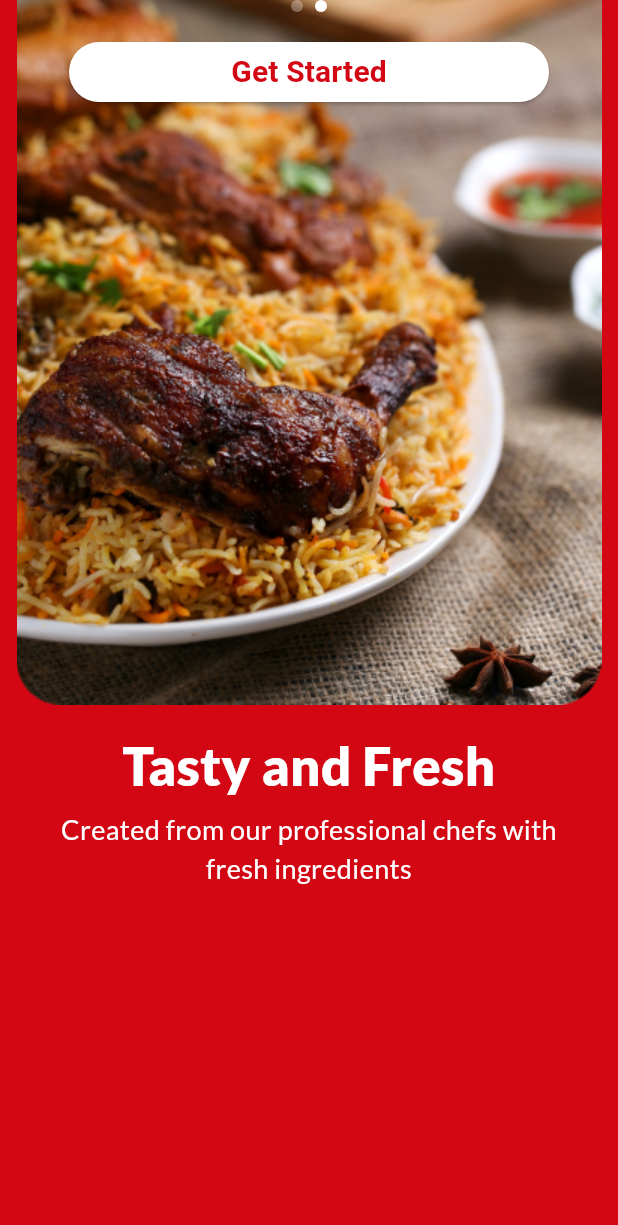
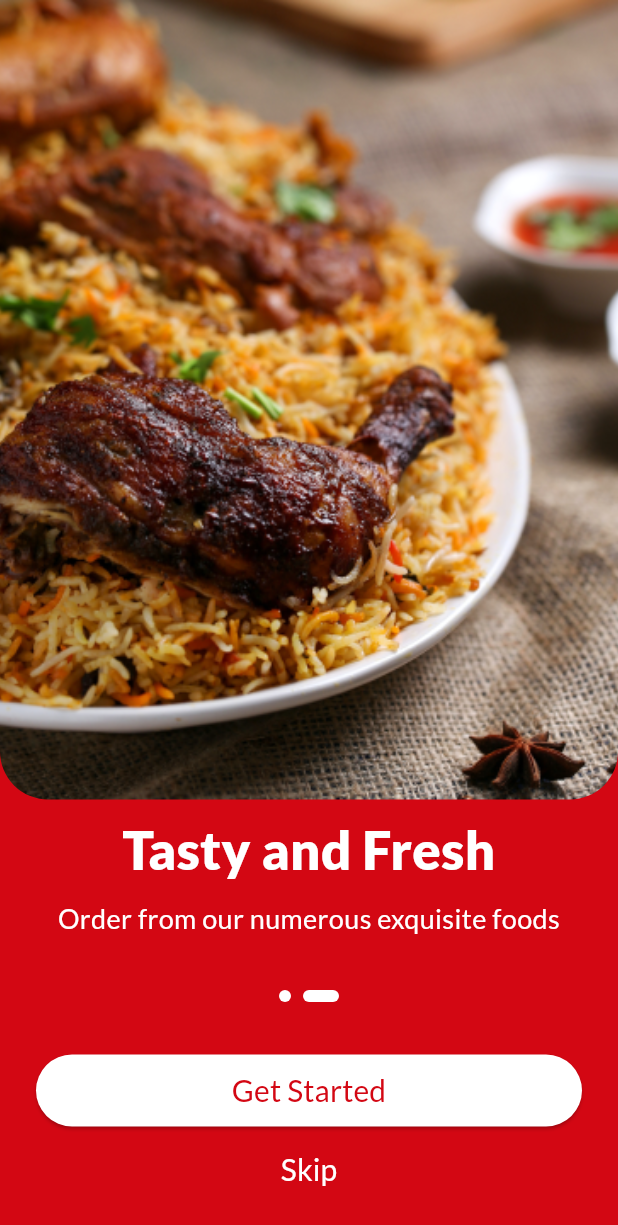
Before and after one commit to nishan979/jossy_kitchen, a Flutter app: the screen it shows after launch, swiped to page 2, on a phone screen of 412 x 824 dp. Shown: the top 1225 px of the screen. Run offline on Flutter 3.47's test engine with Material 3 defaults, Android fonts, the phone set to English and light mode, and no system bars; our stand-ins replace get.

Commit message:
Updated Onboarding design

```diff
--- a/lib/core/constants/colors.dart
+++ b/lib/core/constants/colors.dart
@@ -1,5 +1,4 @@
 import 'package:flutter/material.dart';
-import 'dart:ui';
 
 class AppColors {
   static const Color primary = Color.fromRGBO(211, 7, 19, 1);
--- a/lib/core/routes/app_pages.dart
+++ b/lib/core/routes/app_pages.dart
@@ -7,7 +7,7 @@ import 'package:jossy_kitchen/features/landing/views/landing_page.dart';
 abstract class AppPages {
   static final pages = [
     GetPage(name: Routes.landing, page: () => const LandingPage()),
-    GetPage(name: Routes.onboarding, page: () => OnboardingScreen()),
+    GetPage(name: Routes.onboarding, page: () => OnboardingPage()),
     GetPage(name: Routes.signIn, page: () => const SignInScreen()),
     GetPage(name: Routes.signUp, page: () => const SignUpScreen())
   ];
--- a/lib/features/auth/views/onboarding_controller.dart
+++ b/lib/features/auth/views/onboarding_controller.dart
@@ -2,24 +2,50 @@ import 'package:flutter/material.dart';
 import 'package:get/get.dart';
 import 'package:jossy_kitchen/core/routes/app_pages.dart';
 
+class OnboardingModel {
+  final String image, titile, subtitle;
+  OnboardingModel(
+      {required this.image, required this.titile, required this.subtitle});
+}
+
 class OnboardingController extends GetxController {
   final PageController pageController = PageController();
-  final RxInt currentPage = 0.obs;
-  final int totalPages = 2;
+  var currentPage = 0.obs;
+
+  final List<OnboardingModel> onboardingData = [
+    OnboardingModel(
+      image: "assets/on_boarding/on_boarding_food1.png",
+      titile: "Delicious Meal",
+      subtitle: "Enjoy delicious meals from our trained & professional chefs",
+    ),
+    OnboardingModel(
+      image: "assets/on_boarding/on_boarding_food2.png",
+      titile: "Tasty and Fresh",
+      subtitle: "Order from our numerous exquisite foods",
+    ),
+  ];
 
   void nextPage() {
-    if (currentPage.value < totalPages - 1) {
-      pageController.nextPage(
-        duration: 300.milliseconds,
-        curve: Curves.easeInOut,
+    if (currentPage.value < onboardingData.length - 1) {
+      pageController.animateToPage(
+        currentPage.value + 1,
+        duration: Duration(microseconds: 300),
+        curve: Curves.ease,
       );
-      currentPage.value++;
     } else {
-      Get.offAllNamed(Routes.signIn);
+      finishOnboarding();
     }
   }
 
-  void skipToEnd() {
+  void skip() {
+    finishOnboarding();
+  }
+
+  void onPageChanged(int index) {
+    currentPage.value = index;
+  }
+
+  void finishOnboarding() {
     Get.offAllNamed(Routes.signIn);
   }
 
--- a/lib/features/auth/views/onboarding_screen.dart
+++ b/lib/features/auth/views/onboarding_screen.dart
@@ -1,240 +1,50 @@
-// import 'package:flutter/material.dart';
-// import 'package:jossy_kitchen/core/constants/colors.dart';
-
-// class OnBoardingScreen extends StatelessWidget {
-//   const OnBoardingScreen({super.key});
-
-//   @override
-//   Widget build(BuildContext context) {
-//     return Scaffold(
-//       backgroundColor: AppColors.primary,
-//       body: Center(
-//           child: Column(
-//         mainAxisAlignment: MainAxisAlignment.start,
-//         children: [
-//           // Add your onboarding content here
-//           //add image on the upper side of the screen
-//           Image.asset(
-//             'assets/on_boarding/on_boarding_food1.png',
-//             height: 485,
-//             width: 391,
-//             alignment: Alignment.topCenter,
-//           ),
-//           Text(
-//             "Delicious Meal",
-//             style: TextStyle(
-//               fontSize: 35,
-//               fontFamily: 'Lato',
-//               fontWeight: FontWeight.w900,
-//               color: Colors.white,
-//             ),
-//           ),
-//           Text("Enjoy delicious meals from",
-//           style: TextStyle(
-//               fontSize: 18,
-//               fontFamily: 'Lato',
-//               fontWeight: FontWeight.w500,
-//               color: Colors.white,
-//             ),),
-//           Text("our trained & professional chefs",style: TextStyle(
-//               fontSize: 18,
-//               fontFamily: 'Lato',
-//               fontWeight: FontWeight.w500,
-//               color: Colors.white,
-//             ),),
-
-//         ],
-//       )),
-//     );
-//   }
-// }
-
 import 'package:flutter/material.dart';
+import 'package:jossy_kitchen/core/constants/colors.dart';
 import 'package:get/get.dart';
-import 'package:jossy_kitchen/core/constants/colors.dart';
 import 'package:jossy_kitchen/features/auth/views/onboarding_controller.dart';
 
-class OnboardingScreen extends GetView<OnboardingController> {
-  @override
-  Widget build(BuildContext context) {
-    Get.put(OnboardingController());
-    return Scaffold(
-      backgroundColor: AppColors.primary,
-      body: Stack(
-        children: [
-          Expanded(
-            flex: 3,
-            child: PageView(
-              controller: controller.pageController,
-              onPageChanged: (index) => controller.currentPage.value = index,
-              children: const [
-                OnboardingPage1(),
-                OnboardingPage2(),
-              ],
-            ),
-          ),
-          Expanded(
-            flex: 1,
-
-            child: Obx(
-              () => Column(
-                children: [
-                  // Page Indicators
-                  Row(
-                    mainAxisAlignment: MainAxisAlignment.center,
-                    children: List.generate(
-                      controller.totalPages,
-                      (index) => Container(
-                        margin: const EdgeInsets.symmetric(horizontal: 4),
-                        width: 8,
-                        height: 8,
-                        decoration: BoxDecoration(
-                          color: controller.currentPage.value == index
-                              ? AppColors.white
-                              : AppColors.white.withOpacity(0.3),
-                          shape: BoxShape.circle,
-                        ),
-                      ),
-                    ),
-                  ),
-
-                  //const Spacer(),
-
-                  const SizedBox(height: 20),
-
-                  // Next/Get Started Button
-                  SizedBox(
-                    height: 40,
-                    width: 320,
-                    child: ElevatedButton(
-
-                      onPressed: controller.nextPage,
-                      style: ElevatedButton.styleFrom(
-
-                        backgroundColor: AppColors.white,
-                        foregroundColor: AppColors.primary,
-                        shape: RoundedRectangleBorder(
-                          borderRadius: BorderRadius.circular(70),
-                        ),
-                      ),
-                      child: Text(
-                        controller.currentPage.value == controller.totalPages - 1
-                            ? 'Get Started'
-                            : 'Next',
-                        style: TextStyle(
-                          fontSize: 20,
-                          fontWeight: FontWeight.w600,
-                        ),
-                      ),
-                    ),
-                  ),
-                  const SizedBox(height: 4),
-                  // Skip Button
-                  if (controller.currentPage.value < controller.totalPages - 1)
-                    TextButton(
-                      onPressed: controller.skipToEnd,
-                      child: Text(
-                        'Skip',
-                        style: TextStyle(
-                          fontSize: 20,
-                          color: AppColors.white,
-                        ),
-                      ),
-                    ),
-                ],
-              ),
-            ),
-          ),
-        ],
-      ),
-      //bottomNavigationBar: _buildBottomBar(),
-    );
-  }
-
-  Widget _buildBottomBar() {
-    return Container(
-      color: Colors.amber,
-      height: 100,
-      padding: const EdgeInsets.all(20),
-      child: Obx(
-        () => Column(
-          children: [
-            // Page Indicators
-            Row(
-              mainAxisAlignment: MainAxisAlignment.center,
-              children: List.generate(
-                controller.totalPages,
-                (index) => Container(
-                  margin: const EdgeInsets.symmetric(horizontal: 4),
-                  width: 8,
-                  height: 8,
-                  decoration: BoxDecoration(
-                    color: controller.currentPage.value == index
-                        ? AppColors.primary
-                        : AppColors.white.withOpacity(0.3),
-                    shape: BoxShape.circle,
-                  ),
-                ),
-              ),
-            ),
-
-            //const Spacer(),
-
-            const SizedBox(height: 20),
-
-            // Next/Get Started Button
-            ElevatedButton(
-              onPressed: controller.nextPage,
-              style: ElevatedButton.styleFrom(
-                backgroundColor: AppColors.primary,
-                shape: RoundedRectangleBorder(
-                  borderRadius: BorderRadius.circular(12),
-                ),
-              ),
-              child: Text(
-                controller.currentPage.value == controller.totalPages - 1
-                    ? 'Get Started'
-                    : 'Next',
-                style: TextStyle(
-                  color: AppColors.white,
-                  fontWeight: FontWeight.w600,
-                ),
-              ),
-            ),
-            const SizedBox(height: 4),
-            // Skip Button
-            if (controller.currentPage.value < controller.totalPages - 1)
-              TextButton(
-                onPressed: controller.skipToEnd,
-                child: Text(
-                  'Skip',
-                  // style: TextStyle(color: AppColors.textGrey),
-                ),
-              ),
-          ],
-        ),
-      ),
-    );
-  }
-}
-
-class OnboardingPage1 extends StatelessWidget {
-  const OnboardingPage1({super.key});
+class OnboardingPage extends StatelessWidget {
+  OnboardingPage({super.key});
+  final OnboardingController controller = Get.put(OnboardingController());
 
   @override
   Widget build(BuildContext context) {
+    return Scaffold(
+      backgroundColor: AppColors.primary,
+      body: Column(
+        children: [
+          Expanded(
+            flex: 2,
+            child: PageView.builder(
+              controller: controller.pageController,
+              onPageChanged: controller.onPageChanged,
+              itemCount: controller.onboardingData.length,
+              itemBuilder: (context, index) {
+                final item = controller.onboardingData[index];
                 return Column(
-      mainAxisAlignment: MainAxisAlignment.start,
                   children: [
-        Image.asset(
-          'assets/on_boarding/on_boarding_food1.png',
+                    Expanded(
+                        child: ClipRRect(
+                      borderRadius: BorderRadius.only(
+                        bottomLeft: Radius.circular(32),
+                        bottomRight: Radius.circular(32),
+                      ),
+                      child: Image.asset(
+                        item.image,
+                        fit: BoxFit.cover,
                         width: double.infinity,
                       ),
-        const SizedBox(height: 15),
-        Padding(
-          padding: const EdgeInsets.symmetric(horizontal: 24),
-          child: Text(
-            'Delicious Meal',
+                    )),
+                    SizedBox(height: 8),
+                    // Title and Subtitle
+                    Container(
+                      width: double.infinity,
+                      padding: const EdgeInsets.symmetric(horizontal: 35),
+                      child: Column(
+                        crossAxisAlignment: CrossAxisAlignment.center,
+                        children: [
+                          Text(
+                            item.titile,
                             textAlign: TextAlign.center,
                             style: TextStyle(
                               fontSize: 35,
@@ -243,12 +53,9 @@ class OnboardingPage1 extends StatelessWidget {
                               color: AppColors.white,
                             ),
                           ),
-        ),
-        const SizedBox(height: 5),
-        Padding(
-          padding: const EdgeInsets.symmetric(horizontal: 30),
-          child: Text(
-            'Every delicious meals from our trained & professional client',
+                          SizedBox(height: 8),
+                          Text(
+                            item.subtitle,
                             textAlign: TextAlign.center,
                             style: TextStyle(
                               fontSize: 18,
@@ -257,52 +64,95 @@ class OnboardingPage1 extends StatelessWidget {
                               color: AppColors.white,
                             ),
                           ),
+                        ],
+                      ),
                     ),
                   ],
                 );
-  }
-}
-
-class OnboardingPage2 extends StatelessWidget {
-  const OnboardingPage2({super.key});
-
-  @override
-  Widget build(BuildContext context) {
-    return Column(
-      mainAxisAlignment: MainAxisAlignment.start,
-      children: [
-        Image.asset(
-          'assets/on_boarding/on_boarding_food2.png',
+              },
             ),
-        const SizedBox(height: 15),
-        Padding(
-          padding: const EdgeInsets.symmetric(horizontal: 24),
-          child: Text(
-            'Tasty and Fresh',
-            textAlign: TextAlign.center,
-            style: TextStyle(
-              fontSize: 35,
-              fontFamily: 'Lato',
-              fontWeight: FontWeight.w900,
+          ),
+          // end expanded
+          SizedBox(height: 35),
+          // Page Indicators
+          Obx(() => Row(
+                mainAxisAlignment: MainAxisAlignment.center,
+                children: List.generate(
+                  controller.onboardingData.length,
+                  (indexDot) => GestureDetector(
+                    onTap: () => controller.pageController.animateToPage(
+                      indexDot,
+                      duration: const Duration(milliseconds: 300),
+                      curve: Curves.ease,
+                    ),
+                    child: AnimatedContainer(
+                      margin: const EdgeInsets.symmetric(horizontal: 4),
+                      duration: const Duration(milliseconds: 300),
+                      width: controller.currentPage.value == indexDot ? 24 : 8,
+                      height: 8,
+                      decoration: BoxDecoration(
                         color: AppColors.white,
+                        borderRadius: BorderRadius.circular(12),
                       ),
                     ),
                   ),
-        const SizedBox(height: 5),
-        Padding(
-          padding: const EdgeInsets.symmetric(horizontal: 30),
+                ),
+              )),
+          SizedBox(height: 35),
+          Obx(
+            () => Padding(
+              padding: const EdgeInsets.symmetric(horizontal: 24),
+              child: ElevatedButton(
+                onPressed: () {
+                  if (controller.currentPage.value <
+                      controller.onboardingData.length - 1) {
+                    controller.pageController.animateToPage(
+                      controller.currentPage.value + 1,
+                      duration: const Duration(milliseconds: 300),
+                      curve: Curves.easeInOut,
+                    );
+                  } else {
+                    controller.finishOnboarding();
+                  }
+                },
+                style: ElevatedButton.styleFrom(
+                  backgroundColor: AppColors.white,
+                  foregroundColor: AppColors.primary,
+                  shape: RoundedRectangleBorder(
+                    borderRadius: BorderRadius.circular(70),
+                  ),
+                  minimumSize: Size(double.infinity, 48),
+                ),
                 child: Text(
-            'Created from our professional chefs with fresh ingredients',
-            textAlign: TextAlign.center,
+                  controller.currentPage.value ==
+                          controller.onboardingData.length - 1
+                      ? "Get Started"
+                      : "Next",
                   style: TextStyle(
-              fontSize: 18,
+                    fontSize: 20,
+                    fontFamily: 'Lato',
+                    fontWeight: FontWeight.w500,
+                  ),
+                ),
+              ),
+            ),
+          ),
+          SizedBox(height: 5),
+          TextButton(
+            onPressed: controller.skip,
+            child: Text(
+              "Skip",
+              style: TextStyle(
+                fontSize: 20,
                 fontFamily: 'Lato',
                 fontWeight: FontWeight.w500,
                 color: AppColors.white,
               ),
             ),
           ),
+          SizedBox(height: 20),
         ],
+      ),
     );
   }
 }
--- a/lib/features/auth/views/signin_screen.dart
+++ b/lib/features/auth/views/signin_screen.dart
@@ -1,4 +1,5 @@
 import 'package:flutter/material.dart';
+import 'package:jossy_kitchen/core/constants/colors.dart';
 
 class SignInScreen extends StatelessWidget {
   const SignInScreen({super.key});
@@ -6,6 +7,7 @@ class SignInScreen extends StatelessWidget {
   @override
   Widget build(BuildContext context) {
     return Scaffold(
+      backgroundColor: AppColors.primary,
       body: Center(child: Text("Sign In Page"),),
     );
   }
```
Lines whose indentation alone changed are shown as unchanged.
